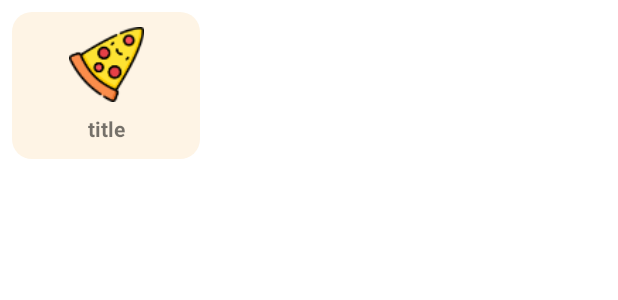
After one commit to ridwan0806/Eugene, an Android app: the layout viewholder_fav_foods.xml on its own in the app's theme, with its tools: preview values and no code run, on a phone screen of 412 x 824 dp. The commit adds this screen. Shown: the top 300 px of the screen. Run offline under Robolectric (Android 15) with nearby library versions, the phone set to English and light mode, and no system bars.

Commit message:
add recycerview favorite foods

```diff
--- a/app/src/main/java/com/example/eugene/FoodList.java
+++ b/app/src/main/java/com/example/eugene/FoodList.java
@@ -39,6 +39,10 @@ public class FoodList extends AppCompatActivity {
         super.onCreate(savedInstanceState);
         setContentView(R.layout.activity_food_list);
 
+        initLoadListFood();
+    }
+
+    private void initLoadListFood() {
         //init firebase
         database = FirebaseDatabase.getInstance();
         foodList = database.getReference("Foods");
--- a/app/src/main/res/layout/activity_home.xml
+++ b/app/src/main/res/layout/activity_home.xml
@@ -190,7 +190,7 @@
                     app:layout_constraintTop_toBottomOf="@+id/recyclerViewCategory" />
 
                 <androidx.recyclerview.widget.RecyclerView
-                    android:id="@+id/recyclerView2"
+                    android:id="@+id/recyclerViewFavoriteFoods"
                     android:layout_width="match_parent"
                     android:layout_height="match_parent"
                     android:paddingStart="22dp"
@@ -210,7 +210,7 @@
                     android:textSize="18sp"
                     android:textStyle="bold"
                     app:layout_constraintStart_toStartOf="parent"
-                    app:layout_constraintTop_toBottomOf="@+id/recyclerView2" />
+                    app:layout_constraintTop_toBottomOf="@+id/recyclerViewFavoriteFoods" />
 
                 <androidx.recyclerview.widget.RecyclerView
                     android:id="@+id/recyclerView3"
--- /dev/null
+++ b/app/src/main/res/layout/viewholder_fav_drinks.xml
@@ -0,0 +1,6 @@
+<?xml version="1.0" encoding="utf-8"?>
+<androidx.constraintlayout.widget.ConstraintLayout xmlns:android="http://schemas.android.com/apk/res/android"
+    android:layout_width="match_parent"
+    android:layout_height="match_parent">
+
+</androidx.constraintlayout.widget.ConstraintLayout>
--- /dev/null
+++ b/app/src/main/res/layout/viewholder_fav_foods.xml
@@ -0,0 +1,37 @@
+<?xml version="1.0" encoding="utf-8"?>
+<androidx.constraintlayout.widget.ConstraintLayout xmlns:android="http://schemas.android.com/apk/res/android"
+    xmlns:app="http://schemas.android.com/apk/res-auto"
+    android:id="@+id/favFoodLayout"
+    android:layout_width="125dp"
+    android:layout_height="wrap_content"
+    android:layout_margin="8dp"
+    android:background="@drawable/cat_background1">
+
+    <ImageView
+        android:id="@+id/favFoodsPic"
+        android:layout_width="50dp"
+        android:layout_height="50dp"
+        android:layout_marginStart="10dp"
+        android:layout_marginTop="10dp"
+        android:layout_marginEnd="10dp"
+        android:layout_marginBottom="8dp"
+        app:layout_constraintBottom_toBottomOf="parent"
+        app:layout_constraintEnd_toEndOf="parent"
+        app:layout_constraintStart_toStartOf="parent"
+        app:layout_constraintTop_toTopOf="parent"
+        app:layout_constraintVertical_bias="0.00999999"
+        app:srcCompat="@drawable/cat_1" />
+
+    <TextView
+        android:id="@+id/favFoodsName"
+        android:layout_width="wrap_content"
+        android:layout_height="30dp"
+        android:layout_marginTop="8dp"
+        android:text="title"
+        android:textSize="14sp"
+        android:textStyle="bold"
+        app:layout_constraintEnd_toEndOf="@+id/favFoodsPic"
+        app:layout_constraintStart_toStartOf="@+id/favFoodsPic"
+        app:layout_constraintTop_toBottomOf="@+id/favFoodsPic" />
+
+</androidx.constraintlayout.widget.ConstraintLayout>
```
Also changed, not shown: app/src/main/java/com/example/eugene/HomeActivity.java (+100 -40 lines), app/src/main/java/com/example/eugene/ViewHolder/FavoriteFoodsViewHolder.java (added, +37 -0 lines).
